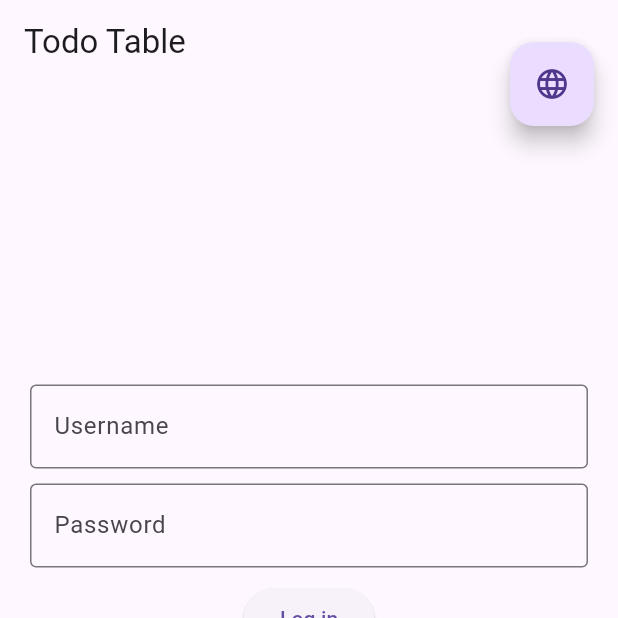
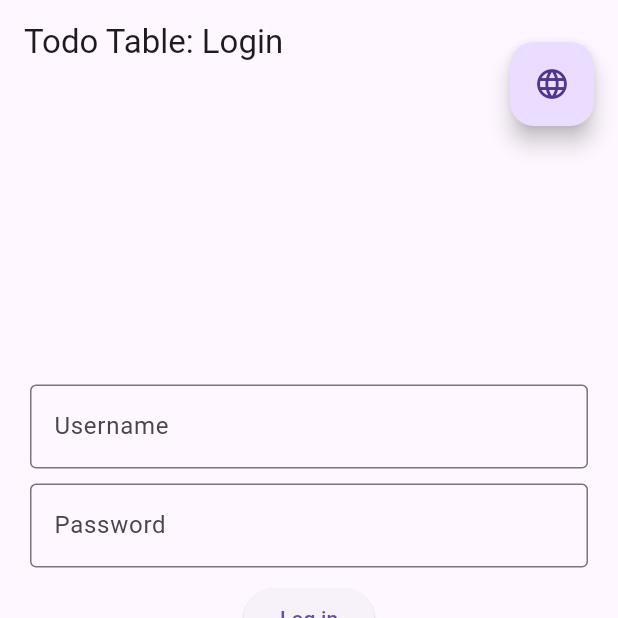
Before and after one commit to SergeyBurish/todoTable, a Flutter app: the screen it shows after launch, on a phone screen of 412 x 824 dp, the top half of it. Run offline on Flutter 3.47's test engine with Material 3 defaults, Android fonts, the phone set to English and light mode, and no system bars; our stand-ins replace dio, flutter_mobx, mobx; generated files the repository leaves out were written again.

Commit message:
Login localizations

```diff
--- a/lib/internal/application.dart
+++ b/lib/internal/application.dart
@@ -25,8 +25,8 @@ class Application extends StatelessWidget {
       ),
       home: Observer(
         builder: (_) => switch (appState.currentPage) {
-          AppPage.login => Login(),
-          AppPage.todoList => TodoList(),
+          AppPage.login => const Login(),
+          AppPage.todoList => const TodoList(),
         },
       ),
     );
--- a/lib/l10n/app_en.arb
+++ b/lib/l10n/app_en.arb
@@ -1,4 +1,9 @@
 {
   "appTitle": "Todo Table",
+  "loginTitle": "Todo Table: Login",
+  "username": "Username",
+  "password": "Password",
+  "logIn": "Log in",
+  "createAnAccount": "Create an account",
   "noAccountQuestion": "No account?"
 }
--- a/lib/l10n/app_ru.arb
+++ b/lib/l10n/app_ru.arb
@@ -1,4 +1,9 @@
 {
   "appTitle": "Список Задач",
+  "loginTitle": "Список Задач: Войти",
+  "username": "Имя пользователя",
+  "password": "Пароль",
+  "logIn": "Войти",
+  "createAnAccount": "Зарегистрироваться",
   "noAccountQuestion": "Нет аккаунта?"
 }
--- a/lib/presentation/Login.dart
+++ b/lib/presentation/Login.dart
@@ -27,7 +27,7 @@ class _LoginState extends State<Login>{
   Widget build(BuildContext context) {
     return Scaffold(
       appBar: AppBar(
-        title: const Text('Todo Table'),
+        title: Text(L10n.of(context).loginTitle),
       ),
       body: Observer(
         builder: (_) {
@@ -43,37 +43,37 @@ class _LoginState extends State<Login>{
                 children: <Widget>[
                   const Spacer(flex: 2,),
                   TextField(
-                    decoration: const InputDecoration(
-                      border: OutlineInputBorder(),
-                      hintText: 'Username'
+                    decoration: InputDecoration(
+                      border: const OutlineInputBorder(),
+                      hintText: L10n.of(context).username,
                     ),
                     onChanged: _changeName,
                   ),
                   Padding(
                     padding: const EdgeInsets.symmetric(vertical: 10),
                     child: TextField(
-                      decoration: const InputDecoration(
-                        border: OutlineInputBorder(),
-                        hintText: 'Password'
+                      decoration: InputDecoration(
+                        border: const OutlineInputBorder(),
+                        hintText: L10n.of(context).password
                       ),
                       onChanged: _changePwd,
                     ),
                   ),
                   ElevatedButton(
                     onPressed: () => appState.login(_username, _password),
-                    child: const Text('Log in'),
+                    child: Text(L10n.of(context).logIn),
                   ),
                   const Spacer(),
                   Padding(
-                    padding: EdgeInsets.only(bottom: 10),
+                    padding: const EdgeInsets.only(bottom: 10),
                     child: Text(
-                      style:TextStyle(fontSize: 20),
+                      style:const TextStyle(fontSize: 20),
                       L10n.of(context).noAccountQuestion,
                     ),
                   ),
                   ElevatedButton(
                     onPressed: () => print('Create an account'),
-                    child: const Text('Create an account'),
+                    child: Text(L10n.of(context).createAnAccount),
                   ),
                   const Spacer(flex: 2,),
                 ],
```
